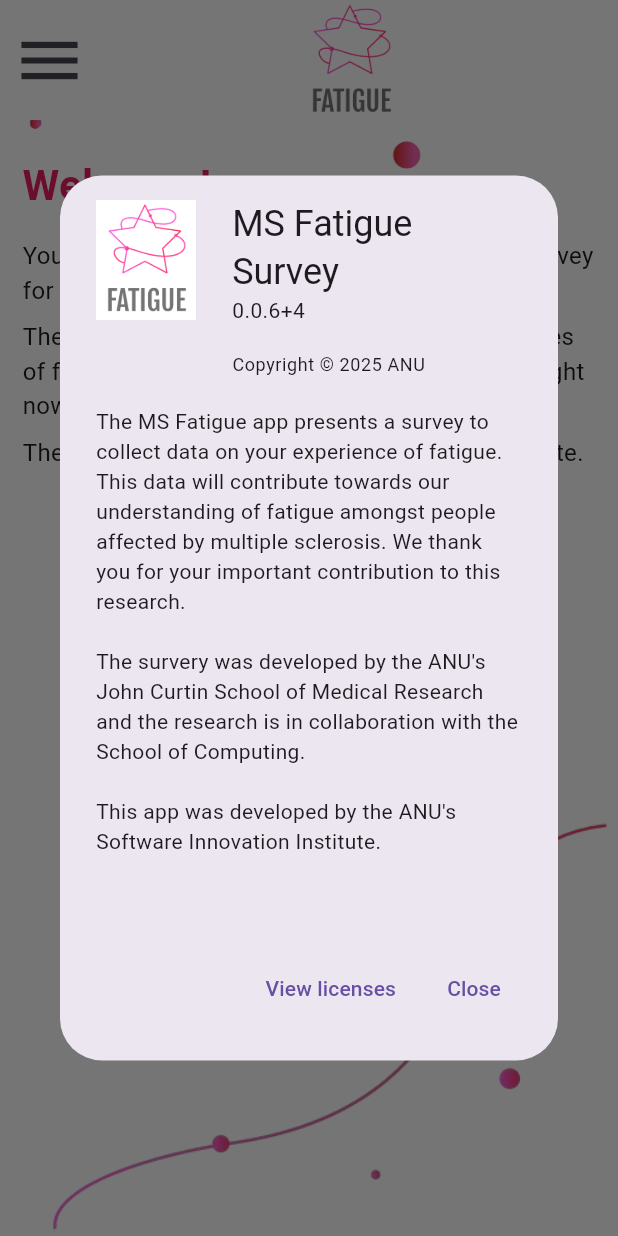
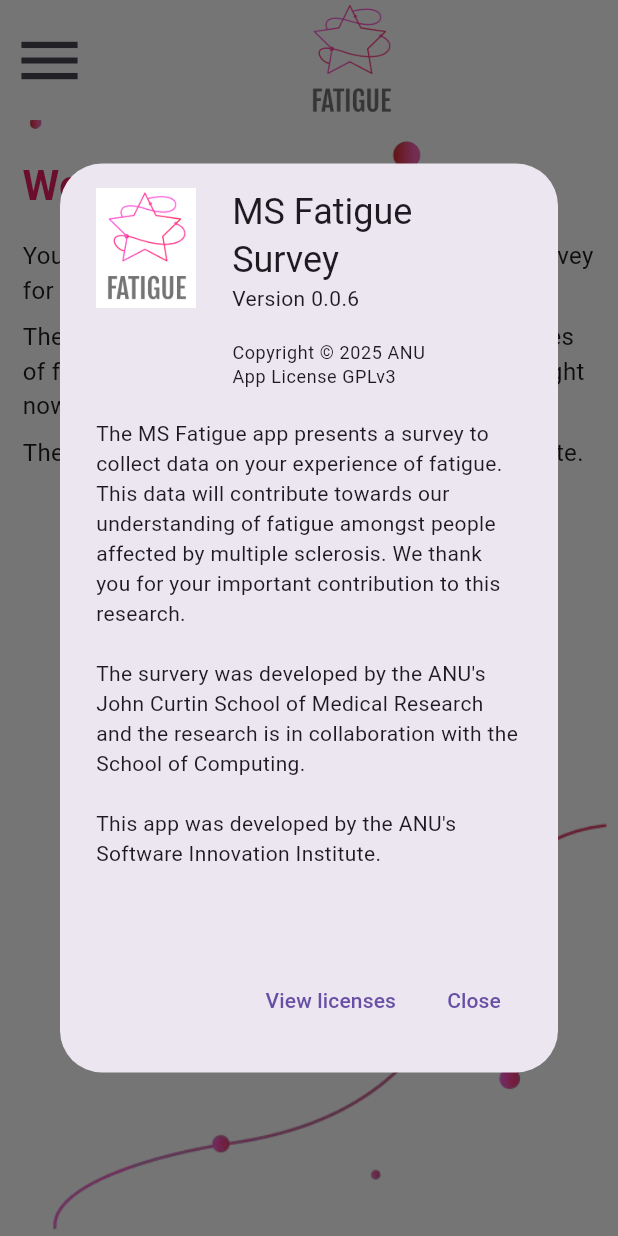
Before and after one commit to anusii/msfatigue, a Flutter app: the screen it shows after launch, in the side drawer, after a tap on "About the app", on a phone screen of 412 x 824 dp. Run offline on Flutter 3.47's test engine with Material 3 defaults, Android fonts, the phone set to English and light mode, and no system bars; drawn by our look-alikes of flutter_markdown; our stand-ins replace equatable, flutter_bloc, gap, package_info_plus, shared_preferences, universal_io; missing offline and left inert: rdflib, solidpod, window_manager.

Commit message:
Expose app license.

```diff
--- a/lib/widgets/drawer/side_drawer.dart
+++ b/lib/widgets/drawer/side_drawer.dart
@@ -160,8 +160,9 @@ class _SideDrawerState extends State<SideDrawer> {
                     context: context,
                     applicationIcon: iconImage,
                     applicationName: 'MS Fatigue Survey',
-                    applicationVersion: _appVersion,
-                    applicationLegalese: 'Copyright © 2025 ANU',
+                    applicationVersion: 'Version ${_appVersion.split("+")[0]}',
+                    applicationLegalese:
+                        'Copyright © 2025 ANU\nApp License GPLv3',
                     children: [
                       const Text(
                           "\nThe MS Fatigue app presents a survey to collect data on your experience of fatigue. "
```
